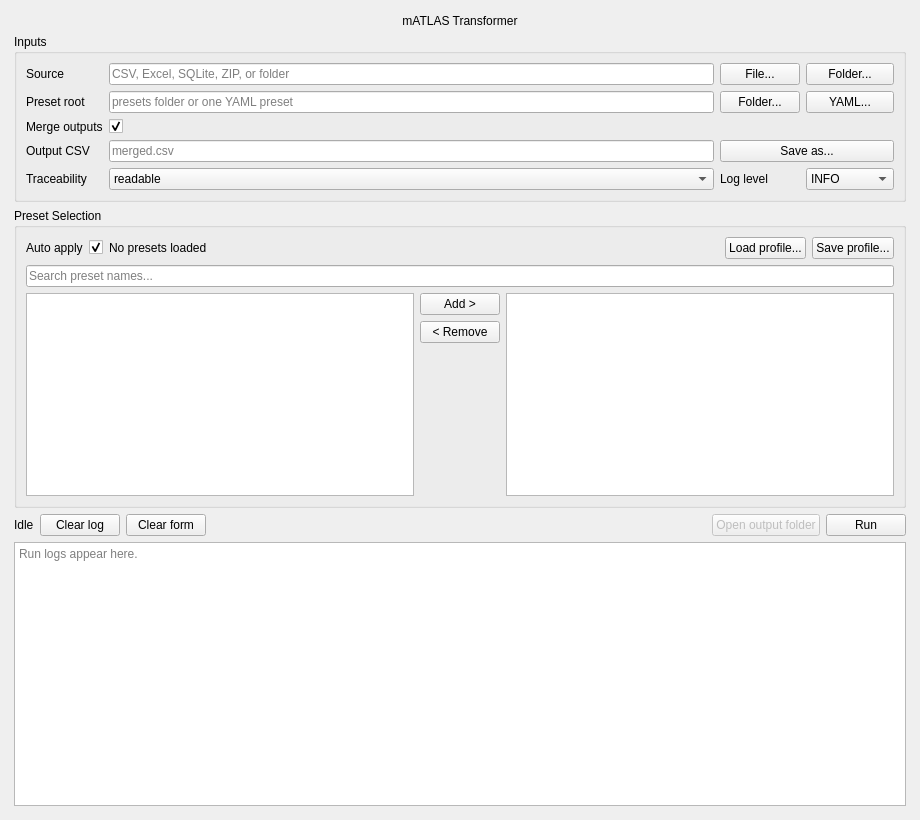
Before: the Qt Designer form gui/main_window.ui in Ben0x0a/mATLAS, drawn with Qt 5.
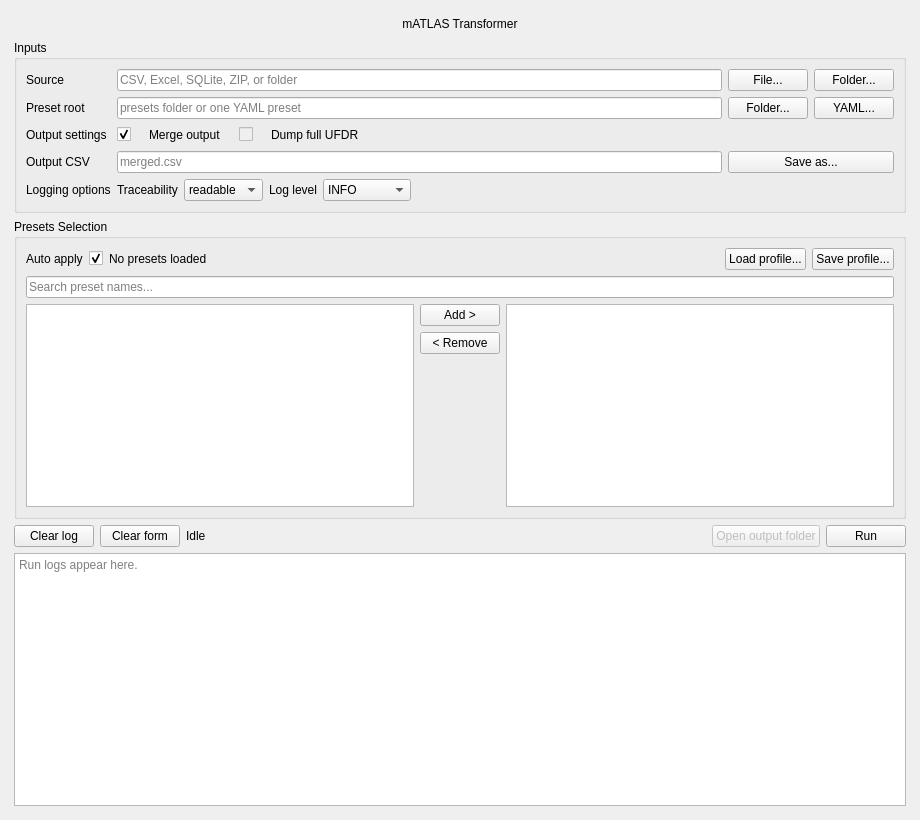
After: the same form once the commit is applied. Custom widgets are drawn as their Qt base class.

What changed in the file:
```diff
--- a/gui/main_window.ui
+++ b/gui/main_window.ui
@@ -26,6 +26,45 @@
      <number>14</number>
     </property>
     <item>
+     <layout class="QHBoxLayout" name="appHeaderLayout">
+      <property name="spacing">
+       <number>8</number>
+      </property>
+      <item>
+       <spacer name="headerLeftSpacer">
+        <property name="orientation">
+         <enum>Qt::Horizontal</enum>
+        </property>
+        <property name="sizeHint" stdset="0">
+         <size>
+          <width>40</width>
+          <height>20</height>
+         </size>
+        </property>
+       </spacer>
+      </item>
+      <item>
+       <widget class="QLabel" name="headerImage2">
+        <property name="alignment">
+         <set>Qt::AlignCenter</set>
+        </property>
+       </widget>
+      </item>
+      <item>
+       <widget class="QLabel" name="headerImage3">
+        <property name="alignment">
+         <set>Qt::AlignCenter</set>
+        </property>
+       </widget>
+      </item>
+      <item>
+       <widget class="QLabel" name="headerImage4">
+        <property name="alignment">
+         <set>Qt::AlignCenter</set>
+        </property>
+       </widget>
+      </item>
+      <item>
      <widget class="QLabel" name="appTitleLabel">
       <property name="text">
        <string>mATLAS Transformer</string>
@@ -36,6 +75,42 @@
      </widget>
     </item>
     <item>
+       <widget class="QLabel" name="headerImage5">
+        <property name="alignment">
+         <set>Qt::AlignCenter</set>
+        </property>
+       </widget>
+      </item>
+      <item>
+       <widget class="QLabel" name="headerImage6">
+        <property name="alignment">
+         <set>Qt::AlignCenter</set>
+        </property>
+       </widget>
+      </item>
+      <item>
+       <widget class="QLabel" name="headerImage7">
+        <property name="alignment">
+         <set>Qt::AlignCenter</set>
+        </property>
+       </widget>
+      </item>
+      <item>
+       <spacer name="headerRightSpacer">
+        <property name="orientation">
+         <enum>Qt::Horizontal</enum>
+        </property>
+        <property name="sizeHint" stdset="0">
+         <size>
+          <width>40</width>
+          <height>20</height>
+         </size>
+        </property>
+       </spacer>
+      </item>
+     </layout>
+    </item>
+    <item>
      <widget class="QGroupBox" name="inputGroup">
       <property name="title">
        <string>Inputs</string>
@@ -100,11 +175,16 @@
        <item row="2" column="0">
         <widget class="QLabel" name="outputModeLabel">
          <property name="text">
-          <string>Merge outputs</string>
+          <string>Output settings</string>
          </property>
         </widget>
        </item>
-       <item row="2" column="1">
+       <item row="2" column="1" colspan="3">
+        <layout class="QHBoxLayout" name="extractSettingsLayout">
+         <property name="spacing">
+          <number>18</number>
+         </property>
+         <item>
         <widget class="QCheckBox" name="mergeOutputsCheck">
          <property name="text">
           <string/>
@@ -114,6 +194,45 @@
          </property>
         </widget>
        </item>
+         <item>
+          <widget class="QLabel" name="mergeOutputLabel">
+           <property name="text">
+            <string>Merge output</string>
+           </property>
+          </widget>
+         </item>
+         <item>
+          <widget class="QCheckBox" name="dumpFullUfdrCheck">
+           <property name="text">
+            <string/>
+           </property>
+           <property name="enabled">
+            <bool>false</bool>
+           </property>
+          </widget>
+         </item>
+         <item>
+          <widget class="QLabel" name="dumpFullUfdrLabel">
+           <property name="text">
+            <string>Dump full UFDR</string>
+           </property>
+          </widget>
+         </item>
+         <item>
+          <spacer name="extractSettingsSpacer">
+           <property name="orientation">
+            <enum>Qt::Horizontal</enum>
+           </property>
+           <property name="sizeHint" stdset="0">
+            <size>
+             <width>40</width>
+             <height>20</height>
+            </size>
+           </property>
+          </spacer>
+         </item>
+        </layout>
+       </item>
        <item row="3" column="0">
         <widget class="QLabel" name="outputLabel">
          <property name="text">
@@ -138,11 +257,20 @@
        <item row="4" column="0">
         <widget class="QLabel" name="traceabilityLabel">
          <property name="text">
+          <string>Logging options</string>
+         </property>
+        </widget>
+       </item>
+       <item row="4" column="1" colspan="3">
+        <layout class="QHBoxLayout" name="loggingOptionsLayout">
+         <item>
+          <widget class="QLabel" name="traceabilityOptionLabel">
+           <property name="text">
           <string>Traceability</string>
          </property>
         </widget>
        </item>
-       <item row="4" column="1">
+         <item>
         <widget class="QComboBox" name="traceabilityCombo">
          <item>
           <property name="text">
@@ -156,14 +284,14 @@
          </item>
         </widget>
        </item>
-       <item row="4" column="2">
+         <item>
         <widget class="QLabel" name="logLevelLabel">
          <property name="text">
           <string>Log level</string>
          </property>
         </widget>
        </item>
-       <item row="4" column="3">
+         <item>
         <widget class="QComboBox" name="logLevelCombo">
          <item>
           <property name="text">
@@ -187,13 +315,28 @@
          </item>
         </widget>
        </item>
+         <item>
+          <spacer name="loggingOptionsSpacer">
+           <property name="orientation">
+            <enum>Qt::Horizontal</enum>
+           </property>
+           <property name="sizeHint" stdset="0">
+            <size>
+             <width>40</width>
+             <height>20</height>
+            </size>
+           </property>
+          </spacer>
+         </item>
+        </layout>
+       </item>
       </layout>
      </widget>
     </item>
     <item>
      <widget class="QGroupBox" name="presetGroup">
      <property name="title">
-      <string>Preset Selection</string>
+      <string>Presets Selection</string>
      </property>
       <property name="minimumSize">
        <size>
@@ -324,16 +467,6 @@
     </item>
     <item>
      <layout class="QHBoxLayout" name="actionsLayout">
-      <item>
-       <widget class="QLabel" name="statusLabel">
-        <property name="text">
-         <string>Idle</string>
-        </property>
-        <property name="alignment">
-         <set>Qt::AlignLeft|Qt::AlignVCenter</set>
-        </property>
-       </widget>
-      </item>
       <item>
        <widget class="QPushButton" name="clearLogButton">
         <property name="text">
@@ -348,6 +481,22 @@
         </property>
        </widget>
       </item>
+      <item>
+       <widget class="QLabel" name="statusLabel">
+        <property name="text">
+         <string>Idle</string>
+        </property>
+        <property name="alignment">
+         <set>Qt::AlignLeft|Qt::AlignVCenter</set>
+        </property>
+        <property name="minimumSize">
+         <size>
+          <width>80</width>
+          <height>0</height>
+         </size>
+        </property>
+       </widget>
+      </item>
       <item>
        <spacer name="actionsSpacer">
         <property name="orientation">
```
Lines whose indentation alone changed are shown as unchanged.
